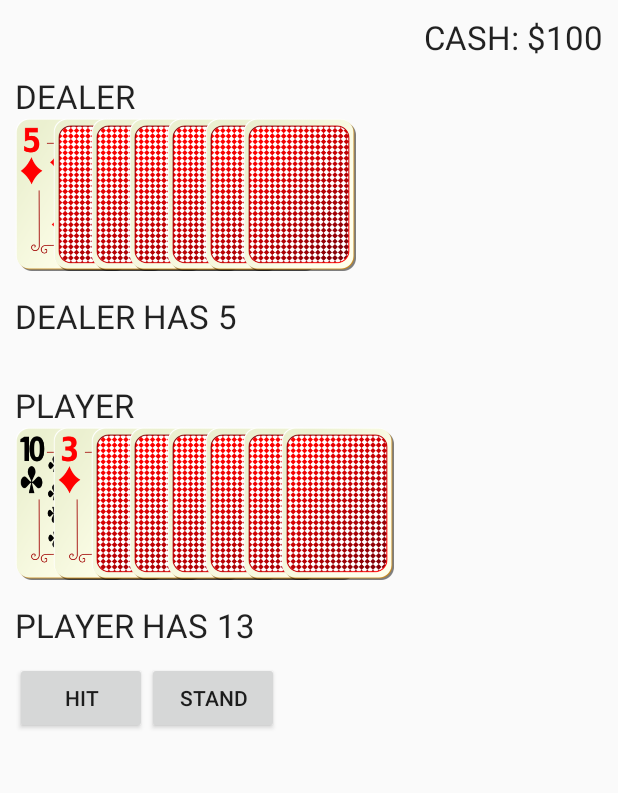
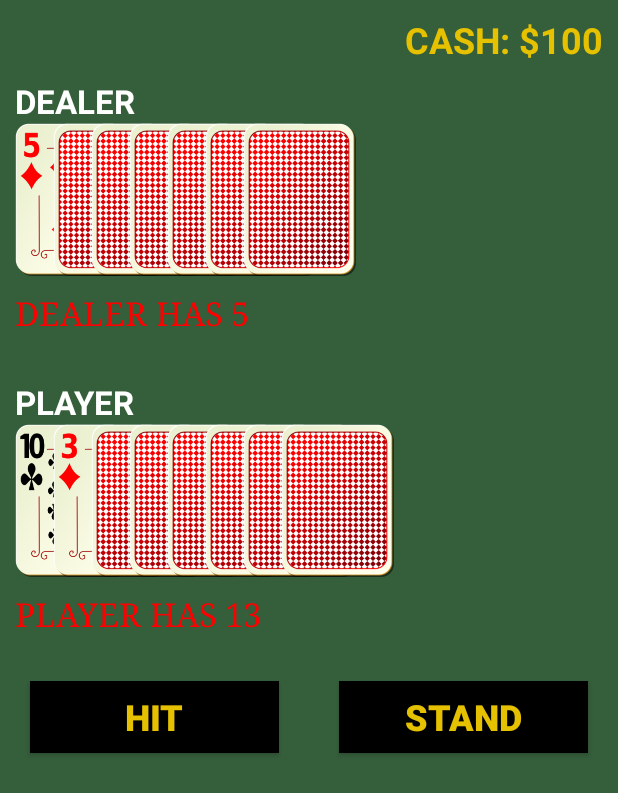
Before and after one commit to badgerbaj/BlackJack, an Android app: the layout actvity_game.xml on its own in the app's theme, with its tools: preview values and no code run, on a phone screen of 412 x 824 dp. Shown: the top 793 px of the screen. Run offline under Robolectric (Android 15) with nearby library versions, the phone set to English and light mode, and no system bars.

Commit message:
Completed Game Screen

```diff
--- a/app/src/main/res/layout/activity_bet.xml
+++ b/app/src/main/res/layout/activity_bet.xml
@@ -30,7 +30,8 @@
                 android:layout_column="0"
                 android:textAlignment="center"
                 android:layout_marginTop="5dp"
-                android:textColor="#e5c100" />
+                android:textColor="#e5c100"
+                android:typeface="serif" />
 
             <TextView
                 android:layout_width="wrap_content"
@@ -45,7 +46,8 @@
                 android:layout_column="1"
                 android:textAlignment="center"
                 android:layout_marginTop="5dp"
-                android:textColor="#e5c100" />
+                android:textColor="#e5c100"
+                android:typeface="serif" />
         </TableRow>
 
         <TableRow
--- a/app/src/main/res/layout/activity_main.xml
+++ b/app/src/main/res/layout/activity_main.xml
@@ -26,7 +26,7 @@
         android:layout_alignParentLeft="true"
         android:layout_alignParentStart="true"
         android:layout_below="@+id/imageView"
-        android:textSize="20sp"
+        android:textSize="24sp"
         android:textStyle="bold"
         android:textColor="#e5c100"
         android:background="#000000" />
@@ -36,7 +36,7 @@
         android:layout_height="wrap_content"
         android:text="CONTINUE GAME"
         android:id="@+id/continue_button"
-        android:textSize="20sp"
+        android:textSize="24sp"
         android:textStyle="bold"
         android:textColor="#e5c100"
         android:background="#000000"
--- a/app/src/main/res/layout/actvity_game.xml
+++ b/app/src/main/res/layout/actvity_game.xml
@@ -1,7 +1,8 @@
 <?xml version="1.0" encoding="utf-8"?>
 <RelativeLayout xmlns:android="http://schemas.android.com/apk/res/android"
     android:orientation="vertical" android:layout_width="match_parent"
-    android:layout_height="match_parent">
+    android:layout_height="match_parent"
+    android:background="#355e3b">
 
     <TextView
         android:layout_width="wrap_content"
@@ -13,7 +14,9 @@
         android:layout_alignParentLeft="true"
         android:layout_alignParentStart="true"
         android:layout_marginLeft="10dp"
-        android:layout_marginTop="10dp" />
+        android:layout_marginTop="10dp"
+        android:textColor="#FFFFFF"
+        android:textStyle="bold" />
 
     <ImageView
         android:layout_width="75dp"
@@ -102,7 +105,9 @@
         android:layout_below="@+id/dealer_1_imageView"
         android:layout_alignLeft="@+id/dealer_textView"
         android:layout_alignStart="@+id/dealer_textView"
-        android:layout_marginTop="15dp" />
+        android:layout_marginTop="10dp"
+        android:typeface="serif"
+        android:textColor="#FF0000" />
 
     <TextView
         android:layout_width="wrap_content"
@@ -113,7 +118,9 @@
         android:layout_alignTop="@+id/dealer_score1_textView"
         android:layout_toRightOf="@+id/dealer_score1_textView"
         android:layout_toEndOf="@+id/dealer_score1_textView"
-        android:layout_marginLeft="5dp" />
+        android:layout_marginLeft="5dp"
+        android:typeface="serif"
+        android:textColor="#FF0000" />
 
     <TextView
         android:layout_width="wrap_content"
@@ -124,7 +131,9 @@
         android:layout_below="@+id/dealer_score1_textView"
         android:layout_alignLeft="@+id/dealer_score1_textView"
         android:layout_alignStart="@+id/dealer_score1_textView"
-        android:layout_marginTop="30dp" />
+        android:layout_marginTop="30dp"
+        android:textColor="#FFFFFF"
+        android:textStyle="bold" />
 
     <ImageView
         android:layout_width="75dp"
@@ -214,7 +223,9 @@
         android:layout_below="@+id/player_1_imageView"
         android:layout_alignLeft="@+id/player_1_imageView"
         android:layout_alignStart="@+id/player_1_imageView"
-        android:layout_marginTop="15dp" />
+        android:layout_marginTop="10dp"
+        android:typeface="serif"
+        android:textColor="#FF0000" />
 
     <TextView
         android:layout_width="wrap_content"
@@ -225,7 +236,16 @@
         android:layout_alignTop="@+id/player_score1_textView"
         android:layout_toRightOf="@+id/player_score1_textView"
         android:layout_toEndOf="@+id/player_score1_textView"
-        android:layout_marginLeft="5dp" />
+        android:layout_marginLeft="5dp"
+        android:typeface="serif"
+        android:textColor="#FF0000" />
+
+    <LinearLayout
+        android:orientation="horizontal"
+        android:layout_width="match_parent"
+        android:layout_height="match_parent"
+        android:layout_below="@+id/player_score1_textView"
+        android:layout_marginTop="20dp">
 
         <Button
             android:layout_width="wrap_content"
@@ -235,7 +255,14 @@
             android:layout_below="@+id/player_score1_textView"
             android:layout_alignLeft="@+id/player_score1_textView"
             android:layout_alignStart="@+id/player_score1_textView"
-        android:layout_marginTop="10dp" />
+            android:layout_marginTop="10dp"
+            android:layout_weight="1"
+            android:layout_marginLeft="20dp"
+            android:layout_marginRight="20dp"
+            android:textColor="#e5c100"
+            android:background="#000000"
+            android:textSize="24dp"
+            android:textStyle="bold" />
 
         <Button
             android:layout_width="wrap_content"
@@ -245,7 +272,15 @@
             android:layout_below="@+id/player_score1_textView"
             android:layout_toRightOf="@+id/hit_button"
             android:layout_toEndOf="@+id/hit_button"
-        android:layout_marginTop="10dp" />
+            android:layout_marginTop="10dp"
+            android:layout_weight="1"
+            android:layout_marginLeft="20dp"
+            android:layout_marginRight="20dp"
+            android:textColor="#e5c100"
+            android:background="#000000"
+            android:textSize="24dp"
+            android:textStyle="bold" />
+    </LinearLayout>
 
     <TextView
         android:layout_width="wrap_content"
@@ -255,7 +290,10 @@
         android:id="@+id/cash_intro_textView"
         android:layout_alignTop="@+id/cash_textView"
         android:layout_toLeftOf="@+id/cash_textView"
-        android:layout_toStartOf="@+id/cash_textView" />
+        android:layout_toStartOf="@+id/cash_textView"
+        android:textColor="#e5c100"
+        android:textStyle="bold"
+        android:textSize="24sp" />
 
     <TextView
         android:layout_width="wrap_content"
@@ -267,6 +305,9 @@
         android:layout_alignParentRight="true"
         android:layout_alignParentEnd="true"
         android:layout_marginRight="10dp"
-        android:layout_marginTop="10dp" />
+        android:layout_marginTop="10dp"
+        android:textColor="#e5c100"
+        android:textStyle="bold"
+        android:textSize="24sp" />
 
 </RelativeLayout>
```
Lines whose indentation alone changed are shown as unchanged.
